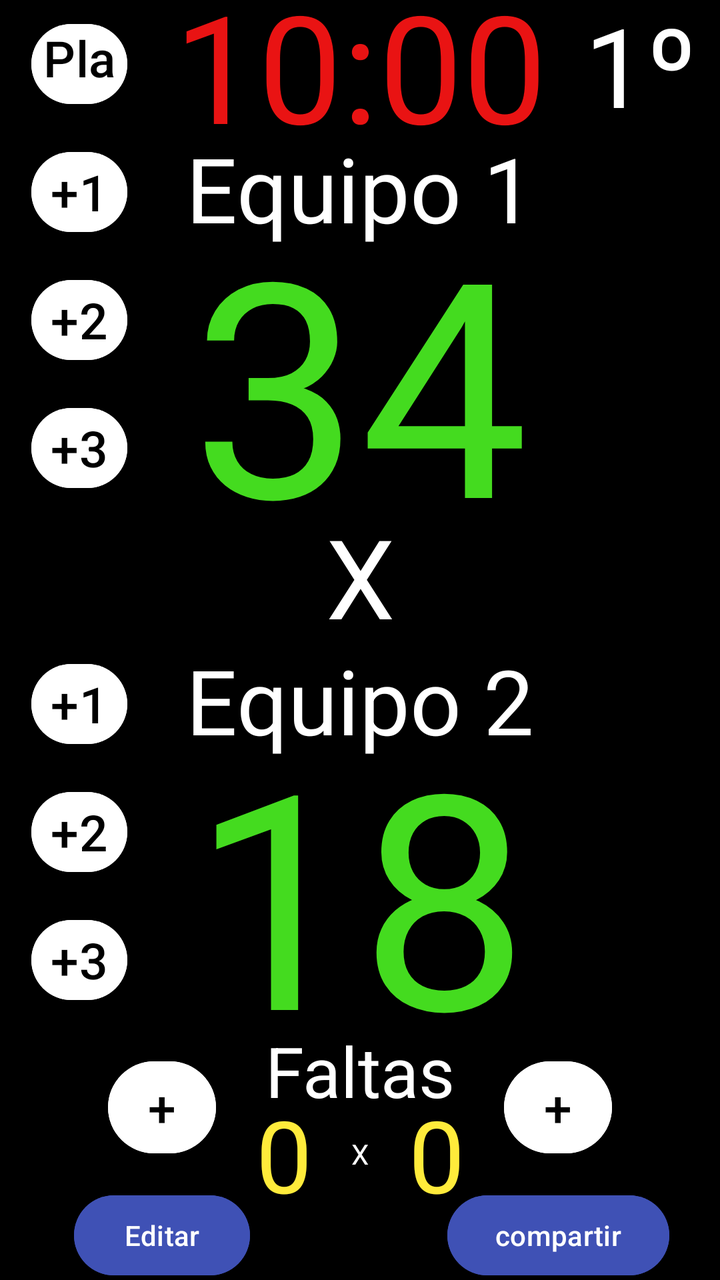
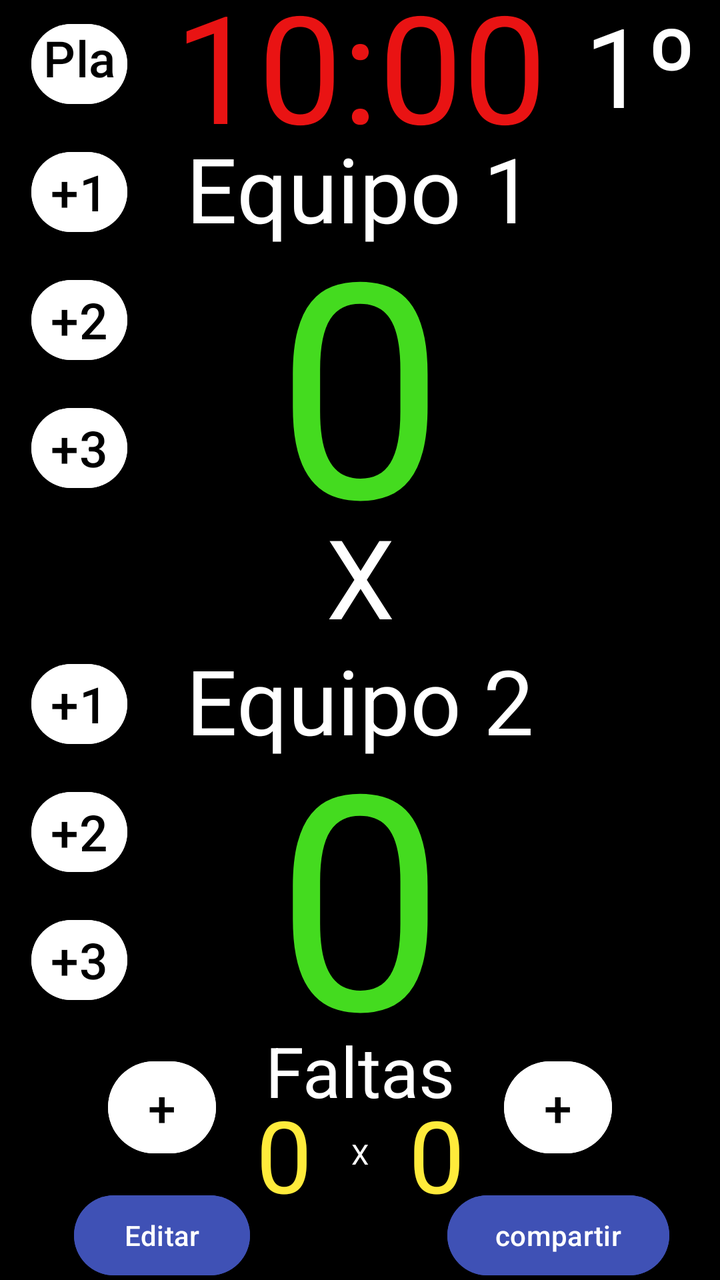

Screens rendered from an Android XML layout before and after an edit, with the pre-edit source and the edit as a unified diff.
<!-- AndroidManifest.xml: application theme Theme.MyApplication -->
<!-- res/layout/activity_main.xml -->
<?xml version="1.0" encoding="utf-8"?>
<androidx.constraintlayout.widget.ConstraintLayout xmlns:android="http://schemas.android.com/apk/res/android"
    xmlns:app="http://schemas.android.com/apk/res-auto"
    xmlns:tools="http://schemas.android.com/tools"
    android:id="@+id/main"
    android:layout_width="match_parent"
    android:layout_height="match_parent"
    tools:context=".MainActivity"
    android:background="@color/black">


    <androidx.constraintlayout.widget.Guideline
        android:id="@+id/guidelineTop"
        android:layout_width="wrap_content"
        android:layout_height="wrap_content"
        android:orientation="horizontal"
        app:layout_constraintGuide_percent="0.1"
        />

    <androidx.constraintlayout.widget.Guideline
        android:id="@+id/guidelineTeam1"
        android:layout_width="wrap_content"
        android:layout_height="wrap_content"
        android:orientation="horizontal"
        app:layout_constraintGuide_percent="0.40"
        />

    <androidx.constraintlayout.widget.Guideline
        android:id="@+id/guidelineSeparator"
        android:layout_width="wrap_content"
        android:layout_height="wrap_content"
        android:orientation="horizontal"
        app:layout_constraintGuide_percent="0.50"
        />

    <androidx.constraintlayout.widget.Guideline
        android:id="@+id/guidelineTeam2"
        android:layout_width="wrap_content"
        android:layout_height="wrap_content"
        android:orientation="horizontal"
        app:layout_constraintGuide_percent="0.8"
        />

    <androidx.constraintlayout.widget.Guideline
        android:id="@+id/guidelineBottom"
        android:layout_width="wrap_content"
        android:layout_height="wrap_content"
        android:orientation="horizontal"
        app:layout_constraintGuide_percent="0.93"
        />



    <androidx.constraintlayout.widget.Guideline
        android:id="@+id/guidelineLeft"
        android:layout_width="wrap_content"
        android:layout_height="wrap_content"
        android:orientation="vertical"
        app:layout_constraintGuide_percent="0.22"
        />

    <androidx.constraintlayout.widget.Guideline
        android:id="@+id/guidelineLeftFaltas"
        android:layout_width="wrap_content"
        android:layout_height="wrap_content"
        android:orientation="vertical"
        app:layout_constraintGuide_percent="0.15"
        />

    <androidx.constraintlayout.widget.Guideline
        android:id="@+id/guidelineCenterLeft"
        android:layout_width="wrap_content"
        android:layout_height="wrap_content"
        android:orientation="vertical"
        app:layout_constraintGuide_percent="0.30"
        />

    <androidx.constraintlayout.widget.Guideline
        android:id="@+id/guidelineCenterRight"
        android:layout_width="wrap_content"
        android:layout_height="wrap_content"
        android:orientation="vertical"
        app:layout_constraintGuide_percent="0.70"
        />


    <androidx.constraintlayout.widget.Guideline
        android:id="@+id/guidelineRightToEnd"
        android:layout_width="wrap_content"
        android:layout_height="wrap_content"
        android:orientation="vertical"
        app:layout_constraintGuide_percent="0.85"
        />

    <androidx.constraintlayout.widget.Guideline
        android:id="@+id/guidelineRight"
        android:layout_width="wrap_content"
        android:layout_height="wrap_content"
        android:orientation="vertical"
        app:layout_constraintGuide_percent="0.78" />

    <com.google.android.material.button.MaterialButton
        android:id="@+id/btnPlay"
        android:layout_width="0dp"
        android:layout_height="0dp"
        app:layout_constraintDimensionRatio="1:1"
        android:text="Play"
        android:textSize="@dimen/txt25sp"
        android:textColor="@color/black"
        android:backgroundTint="@color/white"
        android:padding="0dp"
        android:layout_marginTop="@dimen/margin_8dp"
        android:layout_marginBottom="@dimen/margin_8dp"
        android:layout_marginStart="@dimen/margin_8dp"
        android:layout_marginEnd="@dimen/margin_8dp"
        app:layout_constraintTop_toTopOf="parent"
        app:layout_constraintEnd_toStartOf="@id/guidelineLeft"
        app:layout_constraintStart_toStartOf="parent"
        app:layout_constraintBottom_toTopOf="@id/guidelineTop"

        app:layout_constraintVertical_chainStyle="spread"
        app:cornerRadius="100dp"
            />

        <TextView
            android:id="@+id/timer"
            android:layout_width="wrap_content"
            android:layout_height="wrap_content"
            android:text="@string/inicio_contador"
            android:textSize="@dimen/text_75sp"
            app:layout_constraintStart_toStartOf="@id/guidelineLeft"
            app:layout_constraintEnd_toEndOf="@id/guidelineRight"
            app:layout_constraintTop_toTopOf="parent"
            app:layout_constraintBottom_toTopOf="@id/guidelineTop"
            android:textColor="@color/red"
            />

        <TextView
            android:id="@+id/tiempo"
            android:layout_width="wrap_content"
            android:layout_height="wrap_content"
            android:text="1º"
            android:textSize="@dimen/text_55sp"
            android:textColor="@color/white"
            app:layout_constraintStart_toStartOf="@id/guidelineRight"
            app:layout_constraintEnd_toEndOf="parent"
            app:layout_constraintTop_toTopOf="parent"
            app:layout_constraintBottom_toTopOf="@id/guidelineTop"
            />

        <com.google.android.material.button.MaterialButton
            android:id="@+id/btnMas1Team1"
            android:layout_width="0dp"
            android:layout_height="0dp"
            app:layout_constraintDimensionRatio="1:1"
            android:text="@string/plus1"
            android:textSize="@dimen/txt25sp"
            android:textColor="@color/black"
            android:backgroundTint="@color/white"
            android:padding="0dp"
            android:layout_marginTop="@dimen/margin_8dp"
            android:layout_marginBottom="@dimen/margin_8dp"
            android:layout_marginStart="@dimen/margin_8dp"
            android:layout_marginEnd="@dimen/margin_8dp"
            app:layout_constraintTop_toBottomOf="@id/guidelineTop"
            app:layout_constraintBottom_toTopOf="@id/btnMas2Team1"
            app:layout_constraintStart_toStartOf="parent"
            app:layout_constraintEnd_toStartOf="@id/guidelineLeft"
            app:layout_constraintVertical_chainStyle="spread"
            app:cornerRadius="100dp"
            />

        <com.google.android.material.button.MaterialButton
            android:id="@+id/btnMas2Team1"
            android:layout_width="0dp"
            android:layout_height="0dp"
            app:layout_constraintDimensionRatio="1:1"
            android:text="@string/plus2"
            android:textSize="@dimen/txt25sp"
            android:textColor="@color/black"
            android:backgroundTint="@color/white"
            android:padding="0dp"
            android:layout_marginTop="@dimen/margin_8dp"
            android:layout_marginBottom="@dimen/margin_8dp"
            android:layout_marginStart="@dimen/margin_8dp"
            android:layout_marginEnd="@dimen/margin_8dp"
            app:layout_constraintTop_toBottomOf="@id/btnMas1Team1"
            app:layout_constraintBottom_toTopOf="@id/btnMas3Team1"
            app:layout_constraintStart_toStartOf="parent"
            app:layout_constraintEnd_toStartOf="@id/guidelineLeft"
            app:cornerRadius="100dp" />

        <com.google.android.material.button.MaterialButton
            android:id="@+id/btnMas3Team1"
            android:layout_width="0dp"
            android:layout_height="0dp"
            app:layout_constraintDimensionRatio="1:1"
            android:text="@string/plus3"
            android:textColor="@color/black"
            android:backgroundTint="@color/white"
            android:textSize="@dimen/txt25sp"
            android:padding="0dp"
            android:layout_marginTop="@dimen/margin_8dp"
            android:layout_marginBottom="@dimen/margin_8dp"
            android:layout_marginStart="@dimen/margin_8dp"
            android:layout_marginEnd="@dimen/margin_8dp"
            app:layout_constraintTop_toBottomOf="@id/btnMas2Team1"
            app:layout_constraintBottom_toTopOf="@id/guidelineTeam1"
            app:layout_constraintStart_toStartOf="parent"
            app:layout_constraintEnd_toStartOf="@id/guidelineLeft"
            app:cornerRadius="100dp" />


        <com.google.android.material.button.MaterialButton
            android:id="@+id/btnMas1Team2"
            android:layout_width="0dp"
            android:layout_height="0dp"
            app:layout_constraintDimensionRatio="1:1"
            android:text="@string/plus1"
            android:textSize="@dimen/txt25sp"
            android:textColor="@color/black"
            android:backgroundTint="@color/white"
            android:padding="0dp"
            android:layout_marginTop="@dimen/margin_8dp"
            android:layout_marginBottom="@dimen/margin_8dp"
            android:layout_marginStart="@dimen/margin_8dp"
            android:layout_marginEnd="@dimen/margin_8dp"
            app:layout_constraintTop_toBottomOf="@id/guidelineSeparator"
            app:layout_constraintBottom_toTopOf="@id/btnMas2Team2"
            app:layout_constraintStart_toStartOf="parent"
            app:layout_constraintEnd_toStartOf="@id/guidelineLeft"
            app:layout_constraintVertical_chainStyle="spread"
            app:cornerRadius="100dp"
            />


        <com.google.android.material.button.MaterialButton
            android:id="@+id/btnMas2Team2"
            android:layout_width="0dp"
            android:layout_height="0dp"
            app:layout_constraintDimensionRatio="1:1"
            android:text="@string/plus2"
            android:textSize="@dimen/txt25sp"
            android:textColor="@color/black"
            android:backgroundTint="@color/white"
            android:padding="0dp"
            android:layout_marginTop="@dimen/margin_8dp"
            android:layout_marginBottom="@dimen/margin_8dp"
            android:layout_marginStart="@dimen/margin_8dp"
            android:layout_marginEnd="@dimen/margin_8dp"
            app:layout_constraintTop_toBottomOf="@id/btnMas1Team2"
            app:layout_constraintBottom_toTopOf="@id/btnMas3Team2"
            app:layout_constraintStart_toStartOf="parent"
            app:layout_constraintEnd_toStartOf="@id/guidelineLeft"
            app:layout_constraintVertical_chainStyle="spread"
            app:cornerRadius="100dp"
            />


        <com.google.android.material.button.MaterialButton
            android:id="@+id/btnMas3Team2"
            android:layout_width="0dp"
            android:layout_height="0dp"
            app:layout_constraintDimensionRatio="1:1"
            android:text="@string/plus3"
            android:textSize="@dimen/txt25sp"
            android:textColor="@color/black"
            android:backgroundTint="@color/white"
            android:padding="0dp"
            android:layout_marginTop="@dimen/margin_8dp"
            android:layout_marginBottom="@dimen/margin_8dp"
            android:layout_marginStart="@dimen/margin_8dp"
            android:layout_marginEnd="@dimen/margin_8dp"
            app:layout_constraintTop_toBottomOf="@id/btnMas2Team2"

            app:layout_constraintBottom_toTopOf="@id/guidelineTeam2"
            app:layout_constraintStart_toStartOf="parent"
            app:layout_constraintEnd_toStartOf="@id/guidelineLeft"
            app:layout_constraintVertical_chainStyle="spread"
            app:cornerRadius="100dp"
            />

        <TextView
            android:layout_width="wrap_content"
            android:layout_height="wrap_content"
            android:text="@string/x"
            app:layout_constraintTop_toBottomOf="@id/guidelineTeam1"
            app:layout_constraintBottom_toTopOf="@id/guidelineSeparator"
            app:layout_constraintStart_toEndOf="@id/guidelineLeft"
            app:layout_constraintEnd_toStartOf="@id/guidelineRight"
            android:textColor="@color/white"
            android:textSize="@dimen/text_55sp"
            />

        <TextView
            android:id="@+id/team1"
            android:layout_width="wrap_content"
            android:layout_height="wrap_content"
            android:text="@string/equipo_1"
            app:layout_constraintTop_toBottomOf="@id/guidelineTop"
            app:layout_constraintStart_toEndOf="@id/guidelineLeft"
            app:layout_constraintEnd_toStartOf="@id/guidelineRight"
            android:textColor="@color/white"
            android:textSize="@dimen/txt_45sp"/>
        <TextView
            android:layout_width="wrap_content"
            android:layout_height="wrap_content"
            android:text="@string/puntuacion_team_1"
            app:layout_constraintTop_toBottomOf="@id/team1"
            app:layout_constraintStart_toEndOf="@id/guidelineLeft"
            app:layout_constraintEnd_toStartOf="@id/guidelineRight"
            app:layout_constraintBottom_toTopOf="@id/guidelineTeam1"
            android:textSize="@dimen/txt_150sp"
            android:textColor="@color/green"/>

        <TextView
            android:id="@+id/team2"
            android:layout_width="wrap_content"
            android:layout_height="wrap_content"
            android:text="@string/equipo_2"
            app:layout_constraintTop_toBottomOf="@id/guidelineSeparator"
            app:layout_constraintStart_toEndOf="@id/guidelineLeft"
            app:layout_constraintEnd_toStartOf="@id/guidelineRight"
            android:textColor="@color/white"
            android:textSize="@dimen/txt_45sp"/>

        <TextView
            android:layout_width="wrap_content"
            android:layout_height="wrap_content"
            android:text="@string/puntuacion_team_2"
            app:layout_constraintTop_toBottomOf="@id/team2"
            app:layout_constraintStart_toEndOf="@id/guidelineLeft"
            app:layout_constraintEnd_toStartOf="@id/guidelineRight"
            app:layout_constraintBottom_toTopOf="@id/guidelineTeam2"
            android:textSize="@dimen/txt_150sp"
            android:textColor="@color/green"/>

        <com.google.android.material.button.MaterialButton
            android:id="@+id/btnMasFaltaTeam1"
            android:layout_width="0dp"
            android:layout_height="0dp"
            app:layout_constraintDimensionRatio="1:1"
            android:text="@string/mas"
            android:textSize="@dimen/txt25sp"
            android:textColor="@color/black"
            android:backgroundTint="@color/white"
            android:padding="0dp"
            app:layout_constraintTop_toBottomOf="@id/guidelineTeam2"
            app:layout_constraintStart_toEndOf="@id/guidelineLeftFaltas"
            app:layout_constraintEnd_toStartOf="@id/guidelineCenterLeft"
            app:layout_constraintBottom_toTopOf="@id/guidelineBottom"
            app:layout_constraintVertical_chainStyle="spread"
            app:cornerRadius="100dp"
            />

        <TextView
            android:id="@+id/faltas"
            android:layout_width="wrap_content"
            android:layout_height="wrap_content"
            android:text="@string/faltas"
            android:textColor="@color/white"
            android:textSize="35sp"
            app:layout_constraintEnd_toStartOf="@id/guidelineCenterRight"
            app:layout_constraintStart_toStartOf="@+id/guidelineCenterLeft"
            app:layout_constraintTop_toBottomOf="@id/guidelineTeam2" />

        <com.google.android.material.button.MaterialButton
            android:id="@+id/btnMasFaltaTeam2"
            android:layout_width="0dp"
            android:layout_height="0dp"
            android:backgroundTint="@color/white"
            android:padding="0dp"
            android:text="@string/mas"
            android:textColor="@color/black"
            android:textSize="@dimen/txt25sp"
            app:cornerRadius="100dp"
            app:layout_constraintBottom_toTopOf="@id/guidelineBottom"
            app:layout_constraintDimensionRatio="1:1"
            app:layout_constraintStart_toEndOf="@id/guidelineCenterRight"
            app:layout_constraintEnd_toStartOf="@id/guidelineRightToEnd"
            app:layout_constraintTop_toBottomOf="@id/guidelineTeam2"
            app:layout_constraintVertical_chainStyle="spread" />

        <TextView
            android:id="@+id/cantFaltasTeam1"
            android:layout_width="wrap_content"
            android:layout_height="wrap_content"
            android:text="@string/cant_faltas_team1_0"
            android:textSize="50sp"
            android:textColor="@color/yellow"
            app:layout_constraintTop_toBottomOf="@id/faltas"
            app:layout_constraintBottom_toBottomOf="@id/guidelineBottom"
            app:layout_constraintStart_toEndOf="@id/guidelineCenterLeft"
            app:layout_constraintEnd_toStartOf="@id/separadorFaltas"

            />

        <TextView
            android:id="@+id/separadorFaltas"
            android:layout_width="wrap_content"
            android:layout_height="wrap_content"
            android:text="@string/x"
            android:textColor="@color/white"
            app:layout_constraintTop_toBottomOf="@id/faltas"
            app:layout_constraintStart_toEndOf="@id/cantFaltasTeam1"
            app:layout_constraintEnd_toStartOf="@id/cantFaltasTeam2"
            app:layout_constraintBottom_toTopOf="@id/guidelineBottom"/>

        <TextView
            android:id="@+id/cantFaltasTeam2"
            android:layout_width="wrap_content"
            android:layout_height="wrap_content"
            android:text="@string/team2_puntos_0"
            android:textSize="50sp"
            android:textColor="@color/yellow"
            app:layout_constraintTop_toBottomOf="@id/faltas"
            app:layout_constraintBottom_toBottomOf="@id/guidelineBottom"
            app:layout_constraintEnd_toStartOf="@id/guidelineCenterRight"
            app:layout_constraintStart_toEndOf="@id/separadorFaltas"

            />
        <Button
            android:id="@+id/buttonEditar"
            android:layout_width="wrap_content"
            android:layout_height="wrap_content"
            android:text="@string/editar"
            app:layout_constraintTop_toBottomOf="@id/guidelineBottom"
            app:layout_constraintStart_toEndOf="@id/guidelineLeftFaltas"
            app:layout_constraintEnd_toStartOf="@id/guidelineCenterLeft"
            app:layout_constraintBottom_toBottomOf="parent"
            android:backgroundTint="@color/blue"

            />

        <Button
            android:id="@+id/buttonCompartir"
            android:layout_width="wrap_content"
            android:layout_height="wrap_content"
            android:text="@string/compartir"
            android:backgroundTint="@color/blue"
            app:layout_constraintTop_toBottomOf="@id/guidelineBottom"
            app:layout_constraintStart_toEndOf="@id/guidelineCenterRight"
            app:layout_constraintEnd_toStartOf="@id/guidelineRightToEnd"
            app:layout_constraintBottom_toBottomOf="parent"

            />

    </androidx.constraintlayout.widget.ConstraintLayout>
<!-- resources referenced by this layout -->
<resources>
  <color name="black">#FF000000</color>
  <color name="blue">#3F51B5</color>
  <color name="green">#44DB1F</color>
  <color name="red">#E91313</color>
  <color name="white">#FFFFFFFF</color>
  <color name="yellow">#FFEB3B</color>
  <dimen name="margin_8dp">8dp</dimen>
  <dimen name="text_55sp">55sp</dimen>
  <dimen name="text_75sp">75sp</dimen>
  <dimen name="txt25sp">25sp</dimen>
  <dimen name="txt_150sp">150sp</dimen>
  <dimen name="txt_45sp">45sp</dimen>
  <string name="cant_faltas_team1_0">0</string>
  <string name="compartir">compartir</string>
  <string name="editar">Editar</string>
  <string name="equipo_1">Equipo 1</string>
  <string name="equipo_2">Equipo 2</string>
  <string name="faltas">Faltas</string>
  <string name="inicio_contador">10:00</string>
  <string name="mas">+</string>
  <string name="plus1">+1</string>
  <string name="plus2">+2</string>
  <string name="plus3">+3</string>
  <string name="puntuacion_team_1">34</string>
  <string name="puntuacion_team_2">18</string>
  <string name="team2_puntos_0">0</string>
  <string name="x">X</string>
  <style name="Theme.MyApplication" parent="Base.Theme.MyApplication" />
  <style name="Base.Theme.MyApplication" parent="Theme.Material3.DayNight.NoActionBar">
          
          
      </style>
</resources>

<!-- the commit's change to res/layout/activity_main.xml (unified diff, before → after) -->
@@ -303,9 +303,10 @@
             android:textColor="@color/white"
             android:textSize="@dimen/txt_45sp"/>
         <TextView
-            android:layout_width="wrap_content"
-            android:layout_height="wrap_content"
-            android:text="@string/puntuacion_team_1"
+            android:id="@+id/puntosTeam_1"
+            android:layout_width="wrap_content"
+            android:layout_height="wrap_content"
+            android:text="@string/_0"
             app:layout_constraintTop_toBottomOf="@id/team1"
             app:layout_constraintStart_toEndOf="@id/guidelineLeft"
             app:layout_constraintEnd_toStartOf="@id/guidelineRight"
@@ -325,9 +326,10 @@
             android:textSize="@dimen/txt_45sp"/>
 
         <TextView
-            android:layout_width="wrap_content"
-            android:layout_height="wrap_content"
-            android:text="@string/puntuacion_team_2"
+            android:id="@+id/puntosTeam_2"
+            android:layout_width="wrap_content"
+            android:layout_height="wrap_content"
+            android:text="@string/_0"
             app:layout_constraintTop_toBottomOf="@id/team2"
             app:layout_constraintStart_toEndOf="@id/guidelineLeft"
             app:layout_constraintEnd_toStartOf="@id/guidelineRight"
<!-- resource entries referenced after the edit -->
@@ -12,6 +12,7 @@
   <dimen name="txt25sp">25sp</dimen>
   <dimen name="txt_150sp">150sp</dimen>
   <dimen name="txt_45sp">45sp</dimen>
+  <string name="_0">0</string>
   <string name="cant_faltas_team1_0">0</string>
   <string name="compartir">compartir</string>
   <string name="editar">Editar</string>
@@ -23,8 +24,6 @@
   <string name="plus1">+1</string>
   <string name="plus2">+2</string>
   <string name="plus3">+3</string>
-  <string name="puntuacion_team_1">34</string>
-  <string name="puntuacion_team_2">18</string>
   <string name="team2_puntos_0">0</string>
   <string name="x">X</string>
   <style name="Theme.MyApplication" parent="Base.Theme.MyApplication" />
